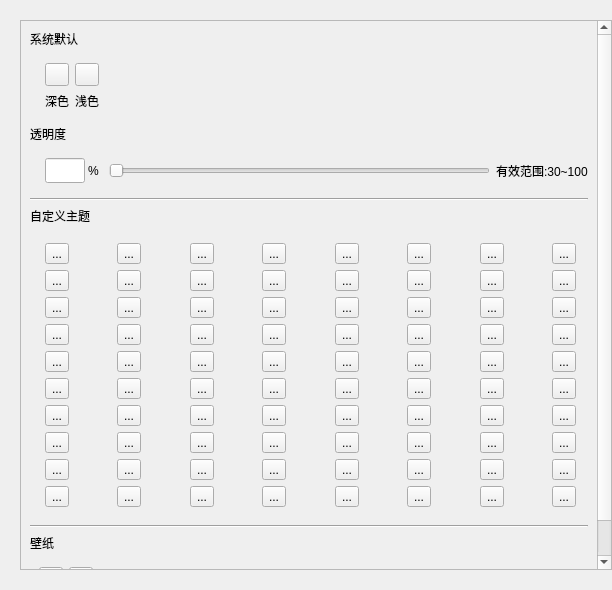
First picture: the form in App/widgets/themeswitchwidget.ui, repository kevinWu7/LifeNote, before the edit.
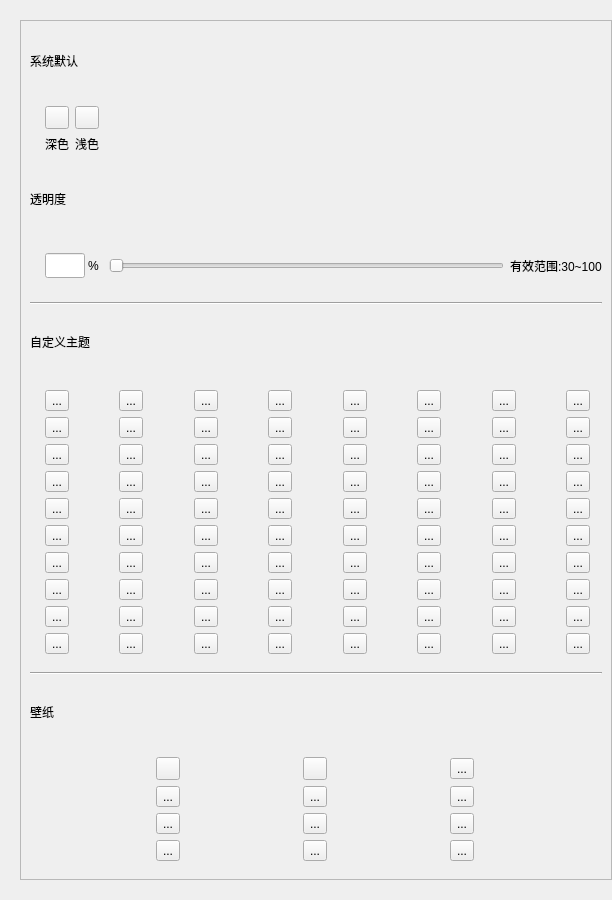
Second picture: the form after the edit.

Commit message: realize-function:Add picture-Theme

What changed in the file:
```diff
--- a/App/widgets/themeswitchwidget.ui
+++ b/App/widgets/themeswitchwidget.ui
@@ -7,7 +7,7 @@
     <x>0</x>
     <y>0</y>
     <width>612</width>
-    <height>590</height>
+    <height>900</height>
    </rect>
   </property>
   <property name="sizePolicy">
@@ -61,7 +61,7 @@
            <x>0</x>
            <y>0</y>
            <width>590</width>
-           <height>693</height>
+           <height>858</height>
           </rect>
          </property>
          <layout class="QVBoxLayout" name="verticalLayout_5">
@@ -1211,18 +1211,78 @@
              <item>
               <widget class="QWidget" name="widget_4" native="true">
                <layout class="QGridLayout" name="gridLayout_2">
+                <item row="0" column="0">
+                 <widget class="QToolButton" name="pictureBtn1">
+                  <property name="text">
+                   <string/>
+                  </property>
+                  <property name="checkable">
+                   <bool>true</bool>
+                  </property>
+                 </widget>
+                </item>
+                <item row="1" column="0">
+                 <widget class="QToolButton" name="pictureBtn4">
+                  <property name="text">
+                   <string>...</string>
+                  </property>
+                  <property name="checkable">
+                   <bool>true</bool>
+                  </property>
+                 </widget>
+                </item>
+                <item row="2" column="0">
+                 <widget class="QToolButton" name="pictureBtn7">
+                  <property name="text">
+                   <string>...</string>
+                  </property>
+                  <property name="checkable">
+                   <bool>true</bool>
+                  </property>
+                 </widget>
+                </item>
+                <item row="2" column="2">
+                 <widget class="QToolButton" name="pictureBtn9">
+                  <property name="text">
+                   <string>...</string>
+                  </property>
+                  <property name="checkable">
+                   <bool>true</bool>
+                  </property>
+                 </widget>
+                </item>
+                <item row="2" column="1">
+                 <widget class="QToolButton" name="pictureBtn8">
+                  <property name="text">
+                   <string>...</string>
+                  </property>
+                  <property name="checkable">
+                   <bool>true</bool>
+                  </property>
+                 </widget>
+                </item>
+                <item row="1" column="1">
+                 <widget class="QToolButton" name="pictureBtn5">
+                  <property name="text">
+                   <string>...</string>
+                  </property>
+                  <property name="checkable">
+                   <bool>true</bool>
+                  </property>
+                 </widget>
+                </item>
+                <item row="1" column="2">
+                 <widget class="QToolButton" name="pictureBtn6">
+                  <property name="text">
+                   <string>...</string>
+                  </property>
+                  <property name="checkable">
+                   <bool>true</bool>
+                  </property>
+                 </widget>
+                </item>
                 <item row="0" column="1">
-                 <widget class="QToolButton" name="toolButton_6">
-                  <property name="text">
-                   <string/>
-                  </property>
-                  <property name="checkable">
-                   <bool>true</bool>
-                  </property>
-                 </widget>
-                </item>
-                <item row="0" column="0">
-                 <widget class="QToolButton" name="toolButton_5">
+                 <widget class="QToolButton" name="pictureBtn2">
                   <property name="text">
                    <string/>
                   </property>
@@ -1232,17 +1292,44 @@
                  </widget>
                 </item>
                 <item row="0" column="2">
-                 <spacer name="horizontalSpacer_2">
-                  <property name="orientation">
-                   <enum>Qt::Horizontal</enum>
+                 <widget class="QToolButton" name="pictureBtn3">
+                  <property name="text">
+                   <string>...</string>
                   </property>
-                  <property name="sizeHint" stdset="0">
-                   <size>
-                    <width>40</width>
-                    <height>20</height>
-                   </size>
+                  <property name="checkable">
+                   <bool>true</bool>
                   </property>
-                 </spacer>
+                 </widget>
+                </item>
+                <item row="3" column="0">
+                 <widget class="QToolButton" name="pictureBtn10">
+                  <property name="text">
+                   <string>...</string>
+                  </property>
+                  <property name="checkable">
+                   <bool>true</bool>
+                  </property>
+                 </widget>
+                </item>
+                <item row="3" column="1">
+                 <widget class="QToolButton" name="pictureBtn11">
+                  <property name="text">
+                   <string>...</string>
+                  </property>
+                  <property name="checkable">
+                   <bool>true</bool>
+                  </property>
+                 </widget>
+                </item>
+                <item row="3" column="2">
+                 <widget class="QToolButton" name="pictureBtn12">
+                  <property name="text">
+                   <string>...</string>
+                  </property>
+                  <property name="checkable">
+                   <bool>true</bool>
+                  </property>
+                 </widget>
                 </item>
                </layout>
               </widget>
```
Left out of the diff: 2 changed lines with no effect on the pictures. The commit also changes 22 other files.
